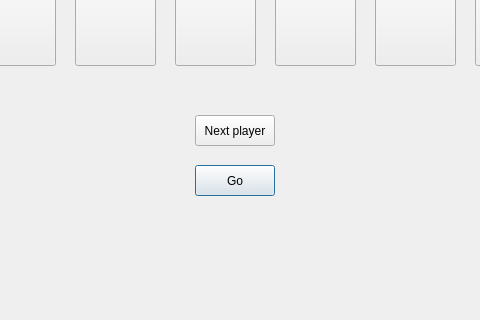
Old version of the form showcards.ui in the repository Matin0789/Condottiere-; both pictures show x 285 to 765 and y 345 to 665 of the 1087 by 762 pixel window.
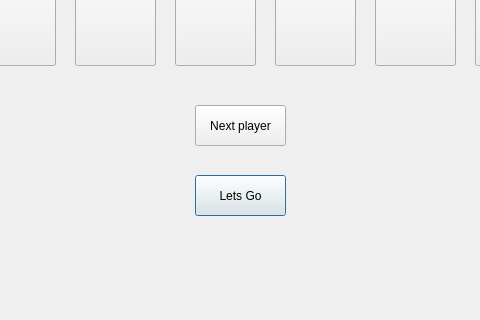
New version of the form. Icons and pictures are not drawn.

What changed in the file:
```diff
--- a/showcards.ui
+++ b/showcards.ui
@@ -20,9 +20,9 @@
    <property name="geometry">
     <rect>
      <x>480</x>
-     <y>510</y>
-     <width>80</width>
-     <height>31</height>
+     <y>520</y>
+     <width>91</width>
+     <height>41</height>
     </rect>
    </property>
    <property name="styleSheet">
@@ -51,7 +51,7 @@
 }</string>
    </property>
    <property name="text">
-    <string>Go</string>
+    <string>Lets Go</string>
    </property>
   </widget>
   <widget class="QToolButton" name="toolButton">
@@ -283,9 +283,9 @@
    <property name="geometry">
     <rect>
      <x>480</x>
-     <y>460</y>
-     <width>80</width>
-     <height>31</height>
+     <y>450</y>
+     <width>91</width>
+     <height>41</height>
     </rect>
    </property>
    <property name="styleSheet">
```
Left out of the diff: 2 changed lines with no effect on the pictures.
